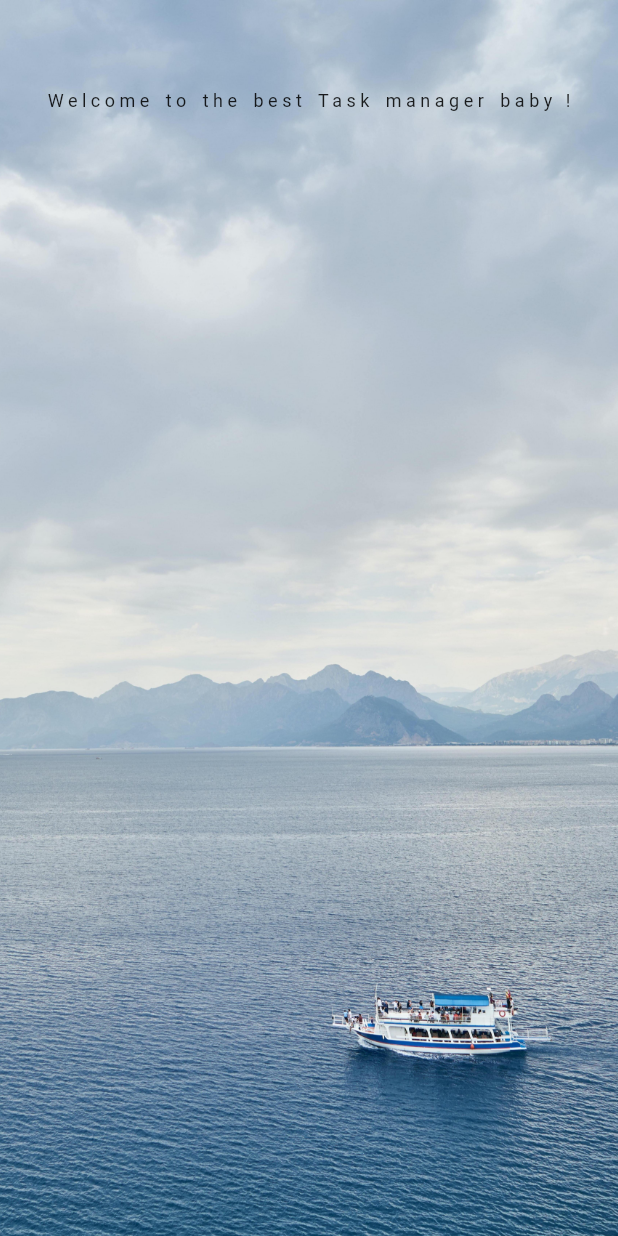
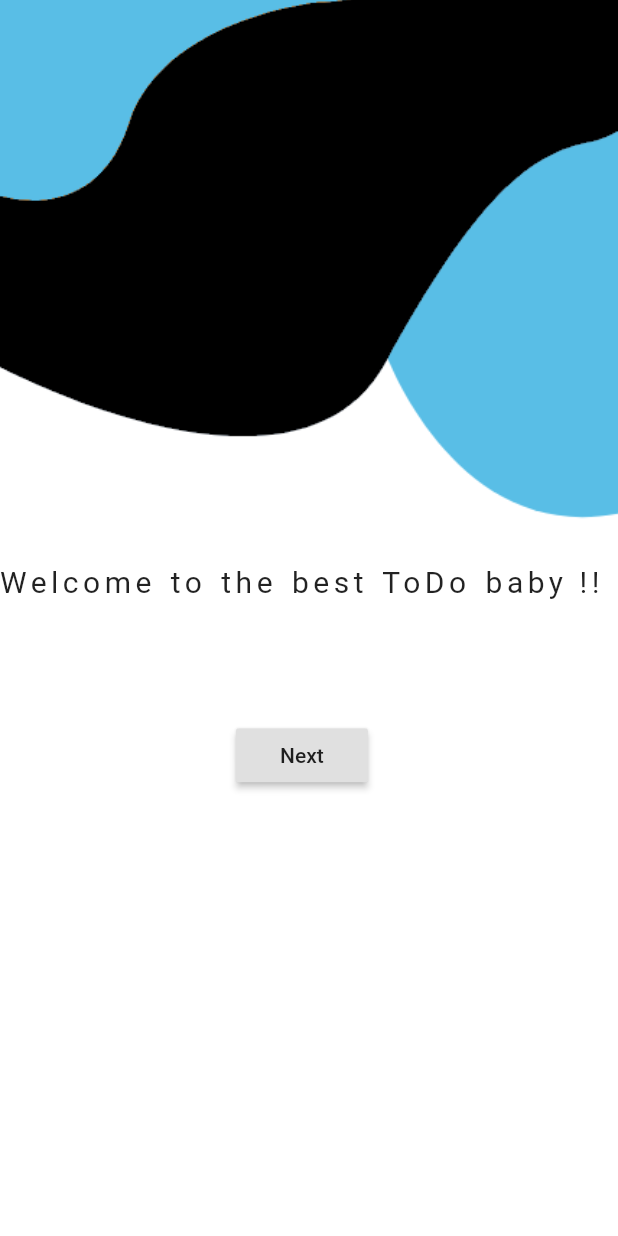
Before and after one commit to arundasgithub/flutter_poc, a Flutter app: the screen it shows after launch, on a phone screen of 412 x 824 dp. Run offline on Flutter 3.47's test engine with Material 2 defaults, Android fonts, the phone set to English and light mode, and no system bars; our stand-ins replace firebase_auth, firebase_core; accounts and stored records are empty.

Commit message:
Update welcompage.dart
Modified the welcome Page

```diff
--- a/lib/welcompage.dart
+++ b/lib/welcompage.dart
@@ -1,4 +1,6 @@
 import 'package:flutter/material.dart';
+import 'package:flutter/cupertino.dart';
+import 'package:oms/login/login.dart';
 
 void main() => runApp(Welcom());
 
@@ -23,7 +25,7 @@ class WelcomPage extends StatelessWidget {
         decoration: BoxDecoration(
           image: DecorationImage(
             image: AssetImage(
-              'assets/register.jpg',
+              'assets/login.png',
             ),
             fit: BoxFit.cover,
           ),
@@ -32,13 +34,28 @@ class WelcomPage extends StatelessWidget {
           backgroundColor: Colors.transparent,
           body: Stack(
             children: [
-              Row(
+              Column(
                 mainAxisAlignment: MainAxisAlignment.center,
                 children: [
                   Container(
                     padding: EdgeInsets.only(
-                      top: 60.0,
+                      top: 80.0,
                     ),
+                    child: Text(
+                      'Welcome to the best ToDo baby !!',
+                      textAlign: TextAlign.center,
+                      style: Theme.of(context).textTheme.subtitle1?.copyWith(
+                            letterSpacing: 3,
+                            fontSize: 20,
+                            wordSpacing: 2,
+                          ),
+                    ),
+                  ),
+                  Container(
+                    padding: EdgeInsets.only(
+                      top: 80.0,
+                    ),
+
                     // child: Text(
                     //   'Welcom \n To ToDo Application',
                     //   textAlign: TextAlign.center,
@@ -47,15 +64,25 @@ class WelcomPage extends StatelessWidget {
                     //     fontSize: 40.0,
                     //   ),
                     // ),
+                    // child: Text(
+                    //   'Welcome to the best Task manager baby !!',
+                    //   textAlign: TextAlign.center,
+                    //   style: Theme.of(context).textTheme.subtitle1?.copyWith(
+                    //         letterSpacing: 3,
+                    //         fontSize: 12,
+                    //         wordSpacing: 2,
+                    //       ),
+                    // ),
 
-                    child: Text(
-                      'Welcome to the best Task manager baby !',
-                      textAlign: TextAlign.center,
-                      style: Theme.of(context).textTheme.subtitle1?.copyWith(
-                            letterSpacing: 3,
-                            fontSize: 12,
-                            wordSpacing: 2,
-                          ),
+                    child: RaisedButton(
+                      onPressed: () => {
+                        //do something
+                        Navigator.push(
+                            context,
+                            CupertinoPageRoute(
+                                builder: (context) => myLogin())),
+                      },
+                      child: new Text('Next'),
                     ),
                   )
                 ],
```
